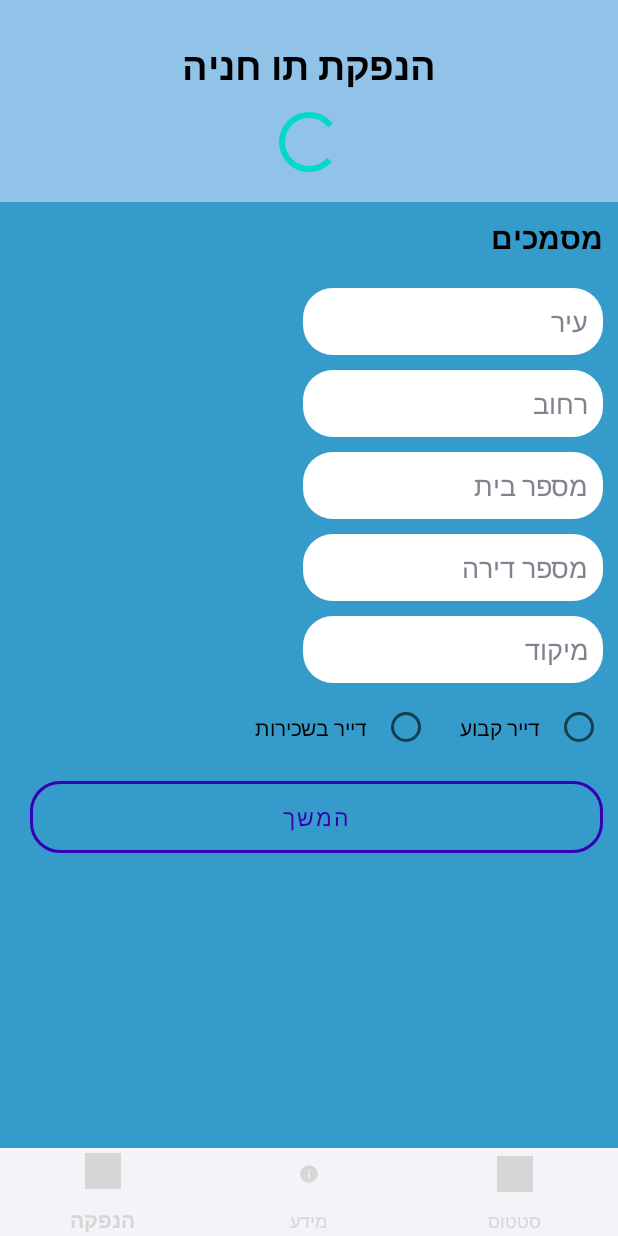
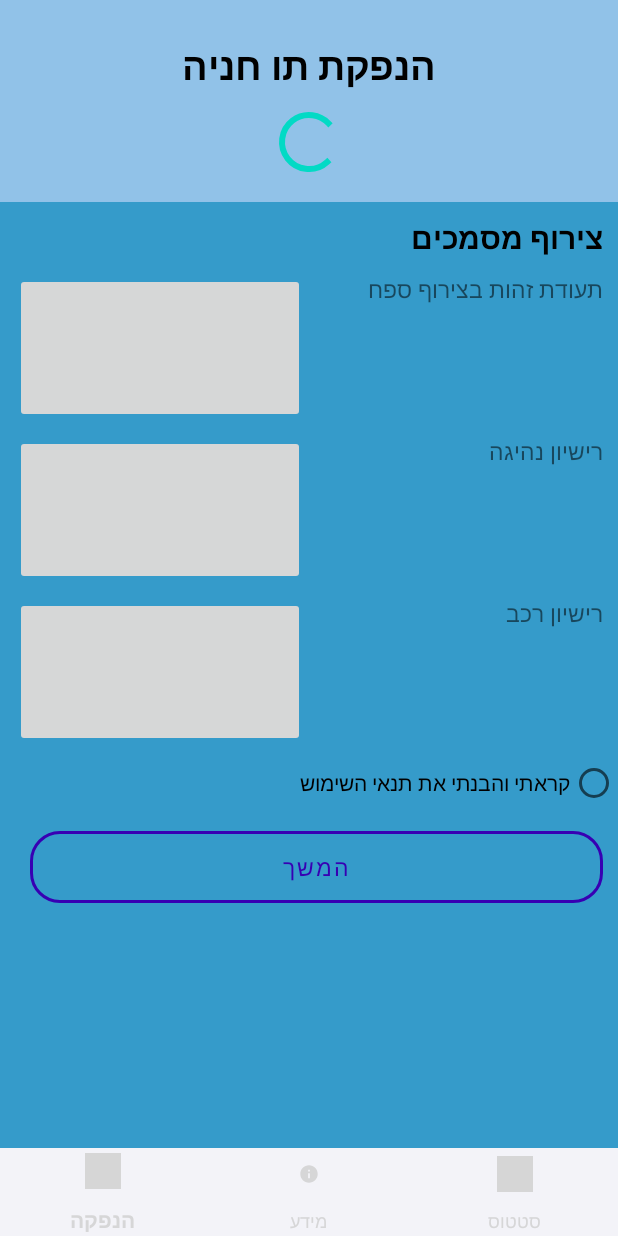
Before and after one commit to nadav1996700/ParkingTicket, an Android app: the fragment FragmentDocuments placed in its activity, on a phone screen of 412 x 824 dp. Run offline under Robolectric (Android 15) with nearby library versions, the phone set to English and light mode, and no system bars; libraries missing offline, so code that uses them is left out: com.kofigyan.stateprogressbar; plain views replace StateProgressBar; 4 statements that could not run were skipped; grey boxes are pictures that could not be loaded.

Commit message:
finish design documents fragment and also build ocr class

```diff
--- a/app/src/main/AndroidManifest.xml
+++ b/app/src/main/AndroidManifest.xml
@@ -5,6 +5,8 @@
     <uses-permission android:name="android.permission.INTERNET" />
     <uses-permission android:name="android.permission.READ_EXTERNAL_STORAGE" />
     <uses-permission android:name="android.permission.ACCESS_NETWORK_STATE" />
+    <uses-permission android:name="android.permission.CAMERA" />
+    <uses-feature android:name="android.hardware.camera" android:required="true"/>
 
     <application
         android:name="src.MyApp"
--- a/app/src/main/java/src/MyApp.java
+++ b/app/src/main/java/src/MyApp.java
@@ -3,15 +3,18 @@ package src;
 import android.app.Application;
 
 import src.Utils.Common_utils;
+import src.Utils.My_Firebase;
 import src.Utils.My_SP;
 import src.Utils.My_images;
+import src.Utils.Ocr;
 
 public class MyApp extends Application {
     @Override
     public void onCreate() {
         super.onCreate();
 
-        //My_Firebase firebase = My_Firebase.initHelper();
+        My_Firebase firebase = My_Firebase.initHelper();
+        Ocr ocr = Ocr.initHelper();
         My_images images = My_images.initHelper(this);
         Common_utils common_utils = Common_utils.initHelper(this);
         My_SP my_sp = My_SP.initHelper(this);
--- /dev/null
+++ b/app/src/main/java/src/Utils/Ocr.java
@@ -0,0 +1,105 @@
+package src.Utils;
+
+import android.graphics.Bitmap;
+import android.util.Base64;
+import android.util.Log;
+
+import com.google.android.gms.tasks.Task;
+import com.google.firebase.functions.FirebaseFunctions;
+import com.google.gson.Gson;
+import com.google.gson.JsonArray;
+import com.google.gson.JsonElement;
+import com.google.gson.JsonObject;
+import com.google.gson.JsonParser;
+import com.google.gson.JsonPrimitive;
+
+import java.io.ByteArrayOutputStream;
+
+public class Ocr {
+    private static Ocr instance;
+    private Bitmap bitmap;
+    private FirebaseFunctions mFunctions;
+    private String result;
+
+    private Ocr() {
+    }
+
+    public static Ocr getInstance() {
+        return instance;
+    }
+
+    public static Ocr initHelper() {
+        if (instance == null)
+            instance = new Ocr();
+        return instance;
+    }
+
+    private void setBitmap(Bitmap bitmap) {
+        this.bitmap = bitmap;
+    }
+
+    // Convert bitmap to base64 encoded string
+    private String convertBitmapToBase64() {
+        ByteArrayOutputStream byteArrayOutputStream = new ByteArrayOutputStream();
+        bitmap.compress(Bitmap.CompressFormat.JPEG, 100, byteArrayOutputStream);
+        byte[] imageBytes = byteArrayOutputStream.toByteArray();
+        return Base64.encodeToString(imageBytes, Base64.NO_WRAP);
+    }
+
+
+    private String getTextFromImage() {
+        mFunctions = FirebaseFunctions.getInstance();
+        String base64encoded = convertBitmapToBase64();
+
+        // Create json request to cloud vision
+        JsonObject request = new JsonObject();
+        // Add image to request
+        JsonObject image = new JsonObject();
+        image.add("content", new JsonPrimitive(base64encoded));
+        request.add("image", image);
+        //Add features to the request
+        JsonObject feature = new JsonObject();
+        feature.add("type", new JsonPrimitive("TEXT_DETECTION"));
+        // Alternatively, for DOCUMENT_TEXT_DETECTION:
+        //feature.add("type", new JsonPrimitive("DOCUMENT_TEXT_DETECTION"));
+        JsonArray features = new JsonArray();
+        features.add(feature);
+        request.add("features", features);
+
+        // provide language hints to assist with language detection
+        JsonObject imageContext = new JsonObject();
+        JsonArray languageHints = new JsonArray();
+        languageHints.add("iw");
+        imageContext.add("languageHints", languageHints);
+        request.add("imageContext", imageContext);
+
+        annotateImage(request.toString())
+                .addOnCompleteListener(task -> {
+                    if (!task.isSuccessful()) {
+                        // Task failed with an exception
+                        Log.d("ERROR", "error on ocr process");
+                        result = "error";
+                    } else {
+                        // Task completed successfully
+                        JsonObject annotation = task.getResult().getAsJsonArray().get(0).
+                                getAsJsonObject().get("fullTextAnnotation").getAsJsonObject();
+                        result = annotation.get("text").getAsString();
+                    }
+                });
+        // wait for result
+        while(result.isEmpty()) {}
+        return result;
+    }
+
+    private Task<JsonElement> annotateImage(String requestJson) {
+        return mFunctions
+                .getHttpsCallable("annotateImage")
+                .call(requestJson)
+                .continueWith(task -> {
+                    // This continuation runs on either success or failure, but if the task
+                    // has failed then getResult() will throw an Exception which will be
+                    // propagated down.
+                    return JsonParser.parseString(new Gson().toJson(task.getResult().getData()));
+                });
+    }
+}
--- a/app/src/main/java/src/fragments/FragmentDocuments.java
+++ b/app/src/main/java/src/fragments/FragmentDocuments.java
@@ -4,6 +4,8 @@ import android.os.Bundle;
 import android.view.LayoutInflater;
 import android.view.View;
 import android.view.ViewGroup;
+import android.widget.ImageButton;
+import android.widget.RadioButton;
 
 import androidx.fragment.app.Fragment;
 
@@ -16,6 +18,10 @@ import src.Utils.My_SP;
 public class FragmentDocuments extends Fragment {
     protected View view;
     private MaterialButton btnFinish;
+    private ImageButton id;
+    private ImageButton drivingLicense;
+    private ImageButton carLicense;
+    private RadioButton terms;
     private My_SP sp = My_SP.getInstance();
     private CallBack_finishProcess callBack_finishProcess;
 
@@ -72,10 +78,15 @@ public class FragmentDocuments extends Fragment {
     }
 
     private void bindVariables() {
+        id = view.findViewById(R.id.documents_IMB_id);
+        drivingLicense = view.findViewById(R.id.documents_IMB_drivingLicense);
+        carLicense = view.findViewById(R.id.documents_IMB_carLicense);
+        terms = view.findViewById(R.id.documents_RB_terms);
         btnFinish = view.findViewById(R.id.documents_BTN_finish);
     }
 
     private void loadData() {
+        // load initial images
 
     }
 
--- a/app/src/main/res/layout/fragment_documents.xml
+++ b/app/src/main/res/layout/fragment_documents.xml
@@ -27,102 +27,85 @@
                 android:layout_marginTop="10dp"
                 android:layout_marginBottom="10dp"/>
 
-            <EditText
-                android:id="@+id/residential_EDT_city"
-                android:layout_width="200dp"
+            <LinearLayout
+                android:layout_width="match_parent"
                 android:layout_height="wrap_content"
-                android:layout_gravity="end"
+                android:orientation="horizontal"
                 android:layout_marginEnd="10dp"
-                android:layout_marginTop="10dp"
-                android:background="@drawable/rounded_edit_text"
-                android:hint="@string/city"
-                android:inputType="text"
-                android:padding="10dp"
-                android:textColor="#86818E"
-                android:textColorHint="#86818E" />
+                android:layout_marginStart="10dp"
+                android:gravity="end">
 
-            <EditText
-                android:id="@+id/residential_EDT_street"
-                android:layout_width="200dp"
-                android:layout_height="wrap_content"
-                android:layout_gravity="end"
-                android:layout_marginEnd="10dp"
-                android:layout_marginTop="10dp"
-                android:background="@drawable/rounded_edit_text"
-                android:hint="@string/street"
-                android:inputType="text"
-                android:padding="10dp"
-                android:textColor="#86818E"
-                android:textColorHint="#86818E" />
+                <ImageButton
+                    android:id="@+id/documents_IMB_id"
+                    android:layout_width="0dp"
+                    android:layout_height="100dp"
+                    android:layout_marginEnd="5dp"
+                    android:layout_weight="1" />
 
-                <EditText
-                    android:id="@+id/residential_EDT_houseNumber"
-                    android:layout_width="200dp"
+                <TextView
+                    android:layout_width="0dp"
                     android:layout_height="wrap_content"
-                    android:layout_gravity="end"
-                    android:layout_marginEnd="10dp"
-                    android:layout_marginTop="10dp"
-                    android:padding="10dp"
-                    android:background="@drawable/rounded_edit_text"
-                    android:cursorVisible="false"
-                    android:hint="@string/houseNumber"
-                    android:inputType="date"
-                    android:textColor="#86818E"
-                    android:textColorHint="#86818E" />
-
-            <EditText
-                android:id="@+id/residential_EDT_apartmentNumber"
-                android:layout_width="200dp"
-                android:layout_height="wrap_content"
-                android:layout_gravity="end"
-                android:layout_marginEnd="10dp"
-                android:layout_marginTop="10dp"
-                android:background="@drawable/rounded_edit_text"
-                android:hint="@string/apartmentNumber"
-                android:inputType="text"
-                android:padding="10dp"
-                android:textColor="#86818E"
-                android:textColorHint="#86818E" />
-
-            <EditText
-                android:id="@+id/residential_EDT_postalCode"
-                android:layout_width="200dp"
-                android:layout_height="wrap_content"
-                android:layout_gravity="end"
-                android:layout_marginEnd="10dp"
-                android:layout_marginTop="10dp"
-                android:background="@drawable/rounded_edit_text"
-                android:hint="@string/postalCode"
-                android:inputType="textEmailAddress"
-                android:padding="10dp"
-                android:textColor="#86818E"
-                android:textColorHint="#86818E" />
+                    android:text="@string/idDocument"
+                    android:layout_weight="1"
+                    android:textSize="15sp" />
+            </LinearLayout>
 
             <LinearLayout
                 android:layout_width="match_parent"
                 android:layout_height="wrap_content"
-                android:layout_marginTop="10dp"
+                android:orientation="horizontal"
+                android:layout_marginEnd="10dp"
                 android:layout_marginStart="10dp"
+                android:layout_marginTop="8dp"
+                android:gravity="end">
+
+                <ImageButton
+                    android:id="@+id/documents_IMB_drivingLicense"
+                    android:layout_width="0dp"
+                    android:layout_height="100dp"
+                    android:layout_marginEnd="5dp"
+                    android:layout_weight="1" />
+
+                <TextView
+                    android:layout_width="0dp"
+                    android:layout_height="wrap_content"
+                    android:text="@string/drivingLicense"
+                    android:layout_weight="1"
+                    android:textSize="15sp" />
+            </LinearLayout>
+
+            <LinearLayout
+                android:layout_width="match_parent"
+                android:layout_height="wrap_content"
                 android:orientation="horizontal"
-                android:layoutDirection="rtl">
+                android:layout_marginEnd="10dp"
+                android:layout_marginStart="10dp"
+                android:layout_marginTop="8dp"
+                android:gravity="end">
 
-                <RadioButton
-                    android:id="@+id/residential_RB_permanent"
-                    android:layout_width="wrap_content"
+                <ImageButton
+                    android:id="@+id/documents_IMB_carLicense"
+                    android:layout_width="0dp"
+                    android:layout_height="100dp"
+                    android:layout_marginEnd="5dp"
+                    android:layout_weight="1" />
+
+                <TextView
+                    android:layout_width="0dp"
                     android:layout_height="wrap_content"
-                    android:layout_marginEnd="10dp"
-                    android:padding="10dp"
-                    android:text="@string/permanentTenant"/>
+                    android:text="@string/carLicense"
+                    android:layout_weight="1"
+                    android:textSize="15sp" />
+            </LinearLayout>
 
-                <RadioButton
-                    android:id="@+id/residential_RB_rent"
-                    android:layout_width="wrap_content"
-                    android:layout_height="wrap_content"
-                    android:layout_marginEnd="10dp"
-                    android:padding="10dp"
-                    android:text="@string/rentTenant"/>
-
-            </LinearLayout>
+            <RadioButton
+                android:id="@+id/documents_RB_terms"
+                android:layout_width="match_parent"
+                android:layout_height="wrap_content"
+                android:text="@string/useTerms"
+                android:layoutDirection="rtl"
+                android:layout_marginTop="8dp"
+                />
 
             <com.google.android.material.button.MaterialButton
                 android:id="@+id/documents_BTN_finish"
--- a/app/src/main/res/values/strings.xml
+++ b/app/src/main/res/values/strings.xml
@@ -23,7 +23,11 @@
     <string name="postalCode">מיקוד</string>
     <string name="permanentTenant">דייר קבוע</string>
     <string name="rentTenant">דייר בשכירות</string>
-    <string name="documents">מסמכים</string>
+    <string name="documents">צירוף מסמכים</string>
     <string name="car_title">רכב</string>
     <string name="ownership">בעלות</string>
+    <string name="idDocument">תעודת זהות בצירוף ספח</string>
+    <string name="drivingLicense">רישיון נהיגה</string>
+    <string name="carLicense">רישיון רכב</string>
+    <string name="useTerms">קראתי והבנתי את תנאי השימוש</string>
 </resources>
```
Also changed, not shown: app/src/main/res/drawable/addIdPicture.png (added).
